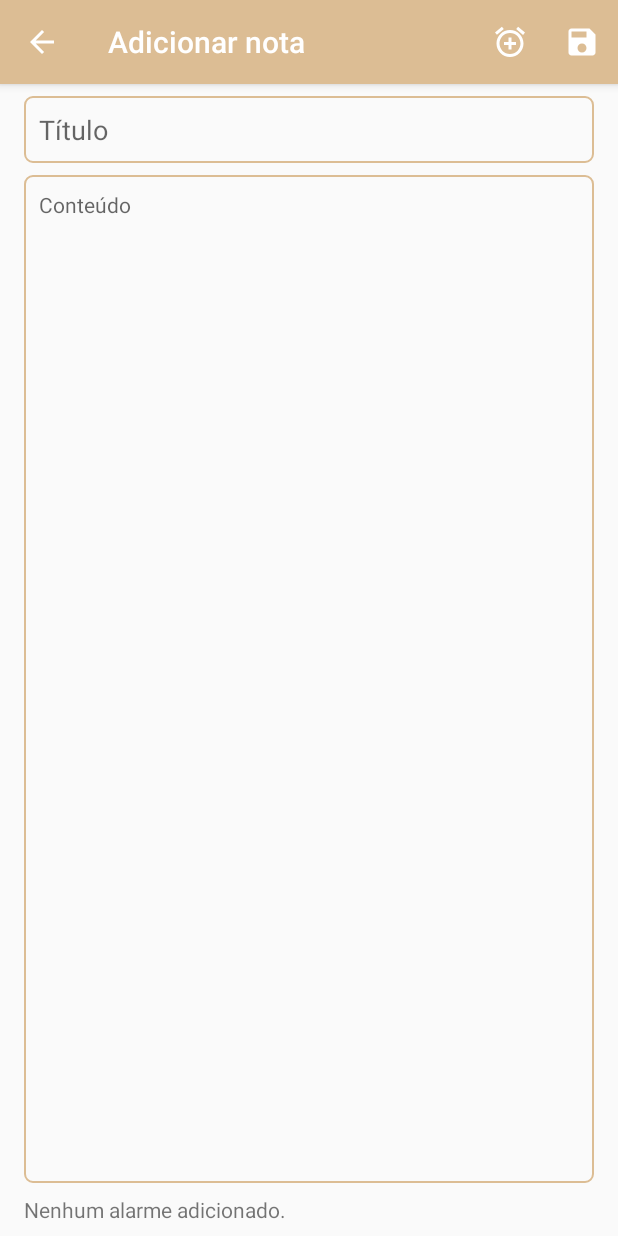
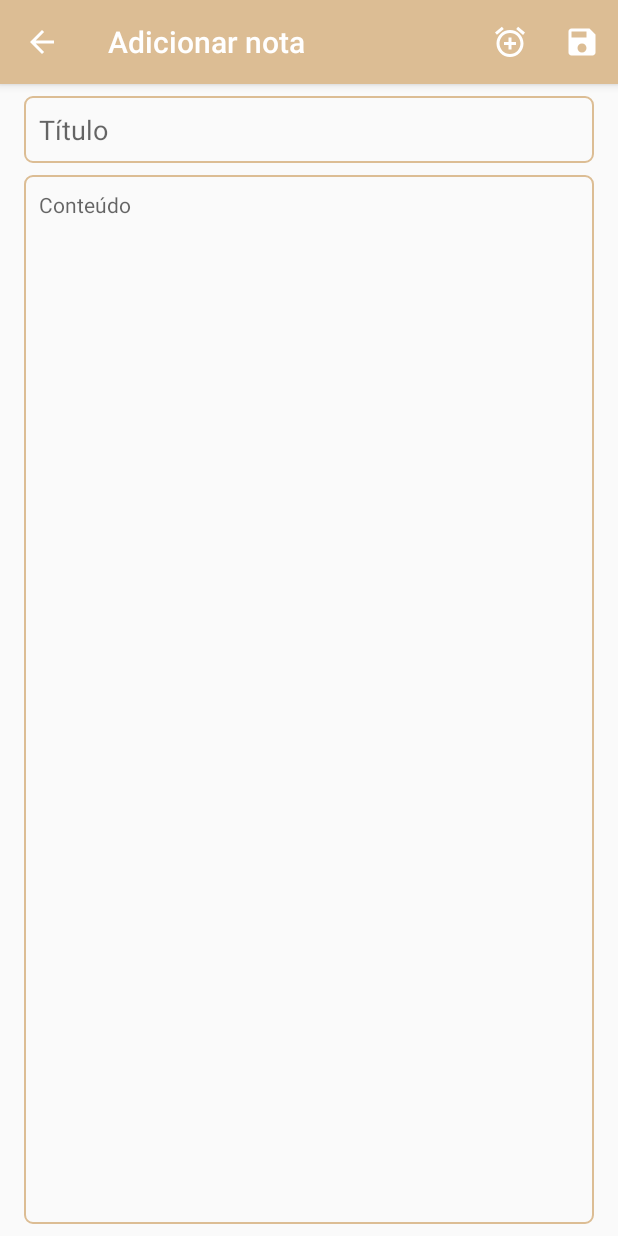
Before and after one commit to Kmiokande/Papiro, an Android app: the AddNoteActivity screen opened directly, with no data from a screen before it, on a phone screen of 412 x 824 dp. Run offline under Robolectric (Android 15) with nearby library versions, the phone set to English and light mode, and no system bars.

Commit message:
Update Add alarms and add alarm in NoteModifyActivity

```diff
--- a/app/src/main/AndroidManifest.xml
+++ b/app/src/main/AndroidManifest.xml
@@ -1,6 +1,8 @@
 <?xml version="1.0" encoding="utf-8"?>
 <manifest xmlns:android="http://schemas.android.com/apk/res/android"
     package="com.kmiokande.papiro">
+
+    <uses-permission android:name="com.android.alarm.permission.SET_ALARM" />
 
     <application
         android:allowBackup="true"
@@ -28,8 +30,6 @@
         <activity
             android:name=".activities.ModifyNoteActivity"
             android:screenOrientation="portrait"/>
-
-        <receiver android:name=".utility.AlertReciver"/>
     </application>
 
 </manifest>
--- a/app/src/main/java/com/kmiokande/papiro/activities/MainActivity.java
+++ b/app/src/main/java/com/kmiokande/papiro/activities/MainActivity.java
@@ -4,10 +4,13 @@ import androidx.annotation.NonNull;
 import androidx.appcompat.app.ActionBar;
 import androidx.appcompat.app.AlertDialog;
 import androidx.appcompat.app.AppCompatActivity;
+import androidx.core.app.ActivityCompat;
 
+import android.Manifest;
 import android.app.Dialog;
 import android.content.DialogInterface;
 import android.content.Intent;
+import android.content.pm.PackageManager;
 import android.os.Bundle;
 import android.view.Menu;
 import android.view.MenuInflater;
--- a/app/src/main/res/layout/add_note_activity.xml
+++ b/app/src/main/res/layout/add_note_activity.xml
@@ -41,23 +41,9 @@
         android:inputType="textMultiLine|text|textCapSentences"
         android:padding="10dp"
         android:textSize="14sp"
-        app:layout_constraintBottom_toTopOf="@+id/tvAlarmAdd"
+        app:layout_constraintBottom_toBottomOf="parent"
         app:layout_constraintEnd_toEndOf="parent"
         app:layout_constraintStart_toStartOf="parent"
         app:layout_constraintTop_toBottomOf="@+id/etTitle" />
 
-    <TextView
-        android:id="@+id/tvAlarmAdd"
-        android:layout_width="0dp"
-        android:layout_height="wrap_content"
-        android:layout_marginStart="16dp"
-        android:layout_marginLeft="16dp"
-        android:layout_marginEnd="16dp"
-        android:layout_marginRight="16dp"
-        android:layout_marginBottom="8dp"
-        android:text="@string/noAlarm"
-        app:layout_constraintBottom_toBottomOf="parent"
-        app:layout_constraintEnd_toEndOf="parent"
-        app:layout_constraintStart_toStartOf="parent" />
-
 </androidx.constraintlayout.widget.ConstraintLayout>
--- a/app/src/main/res/menu/menu_main_add_note.xml
+++ b/app/src/main/res/menu/menu_main_add_note.xml
@@ -7,11 +7,11 @@
         android:icon="@drawable/ic_add_alarm_white_24dp"
         android:orderInCategory="100"
         android:title="@string/textAlarm"
-        app:showAsAction="always" />
+        app:showAsAction="ifRoom" />
     <item
         android:id="@+id/actionSave"
         android:icon="@drawable/ic_save_white_24dp"
         android:orderInCategory="100"
         android:title="@string/textSave"
-        app:showAsAction="always" />
+        app:showAsAction="ifRoom" />
 </menu>
```
Also changed, not shown: app/src/main/java/com/kmiokande/papiro/activities/AddNoteActivity.java (+14 -50 lines), app/src/main/java/com/kmiokande/papiro/activities/ModifyNoteActivity.java (+20 -1 lines), app/src/main/java/com/kmiokande/papiro/utility/AlertReciver.java (deleted, +0 -16 lines), app/src/main/java/com/kmiokande/papiro/utility/NotificationHelper.java (deleted, +0 -48 lines), app/src/main/res/menu/menu_main_modify_note.xml (+8 -2 lines).
